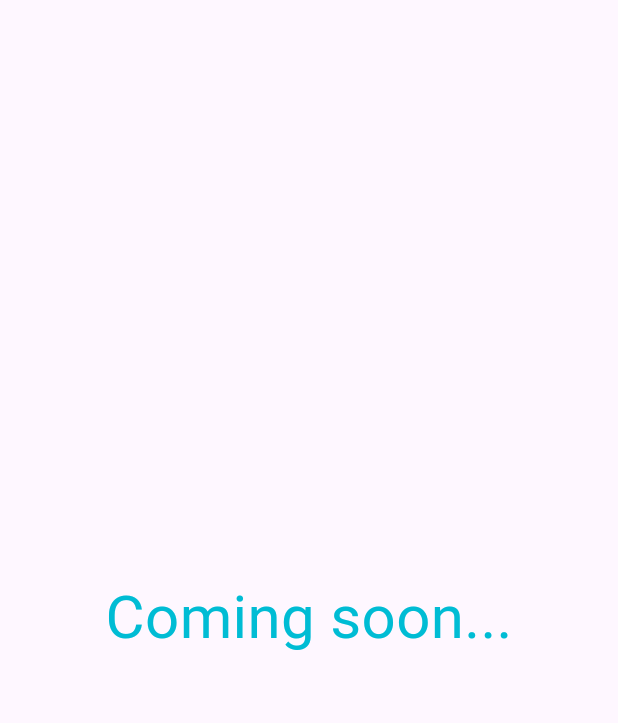
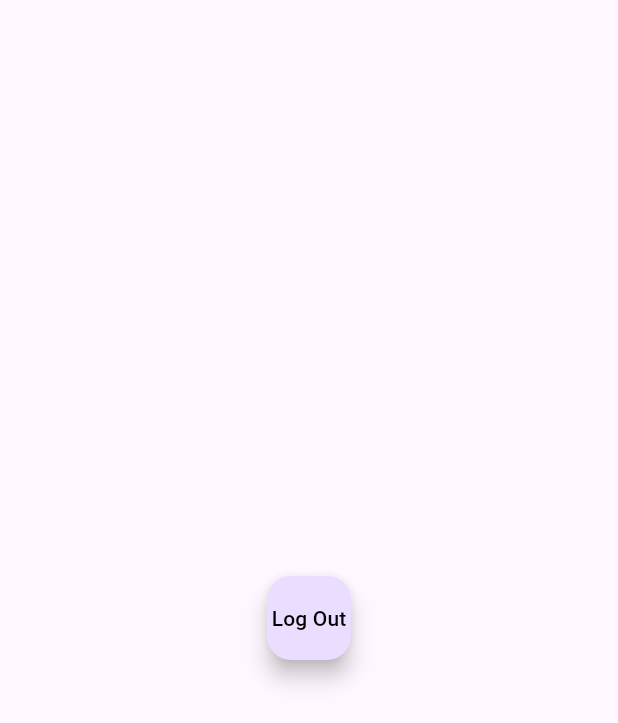
Before and after one commit to avni-7span/firebase_authentication_bloc, a Flutter app: the ProfileScreen screen opened by its route, on a phone screen of 412 x 824 dp. Shown: the top 723 px of the screen. Run offline on Flutter 3.47's test engine with Material 3 defaults, Android fonts, the phone set to English and light mode, and no system bars; our stand-ins replace auto_route, equatable, firebase_auth, firebase_core, flutter_bloc, formz; accounts and stored records are empty.

Commit message:
log out implementation

```diff
--- a/lib/app_bloc/app_bloc.dart
+++ b/lib/app_bloc/app_bloc.dart
@@ -1,9 +1,8 @@
 import 'dart:async';
-import 'package:bloc/bloc.dart';
 import 'package:equatable/equatable.dart';
 import 'package:firebasebloc/authentication_repository/authentication_repository.dart';
 import 'package:firebasebloc/authentication_repository/user_model.dart';
-
+import 'package:flutter_bloc/flutter_bloc.dart';
 part 'app_event.dart';
 
 part 'app_state.dart';
--- a/lib/screens/profile_screen.dart
+++ b/lib/screens/profile_screen.dart
@@ -1,17 +1,42 @@
 import 'package:auto_route/auto_route.dart';
+import 'package:firebasebloc/authentication_repository/authentication_repository.dart';
+import 'package:firebasebloc/routes/router.gr.dart';
 import 'package:flutter/material.dart';
 
 @RoutePage()
-class ProfileScreen extends StatelessWidget {
+class ProfileScreen extends StatefulWidget {
   const ProfileScreen({super.key});
 
   @override
+  State<ProfileScreen> createState() => _ProfileScreenState();
+}
+
+class _ProfileScreenState extends State<ProfileScreen> {
+  Future<void> logOut() async {
+    try {
+      AuthenticationRepository().logOut();
+      context.replaceRoute(const LoginRoute());
+    } catch (e) {
+      ScaffoldMessenger.of(context).showSnackBar(
+        const SnackBar(
+          content: Text('Something went wrong'),
+        ),
+      );
+    }
+  }
+
+  @override
   Widget build(BuildContext context) {
-    return const Scaffold(
+    return Scaffold(
       body: Center(
-        child: Text(
-          'Coming soon...',
-          style: TextStyle(color: Colors.cyan, fontSize: 40),
+        child: FloatingActionButton(
+          onPressed: () async {
+            await logOut();
+          },
+          child: const Text(
+            'Log Out',
+            style: TextStyle(color: Colors.black),
+          ),
         ),
       ),
     );
--- a/lib/screens/sign_up_screen.dart
+++ b/lib/screens/sign_up_screen.dart
@@ -169,7 +169,11 @@ class _SignupButton extends StatelessWidget {
                     borderRadius: BorderRadius.circular(20),
                   ),
                 ),
-                onPressed: context.read<SignUpCubit>().onSignUp,
+                onPressed: () {
+                  if (state.isValid) {
+                    context.read<SignUpCubit>().onSignUp();
+                  }
+                },
                 child: const Text(
                   'SIGN UP',
                   style: TextStyle(color: Colors.black),
```
Also changed, not shown: lib/authentication_repository/authentication_repository.dart (+13 -10 lines), lib/authentication_repository/user_model.dart (+0 -13 lines), lib/formz_validators/password.dart (+9 -0 lines), lib/login_cubit/login_cubit.dart (+5 -2 lines), lib/screens/login_screen.dart (+0 -20 lines), lib/screens/splash_screen.dart (+8 -2 lines), lib/signup_cubit/sign_up_cubit.dart (+14 -15 lines).
